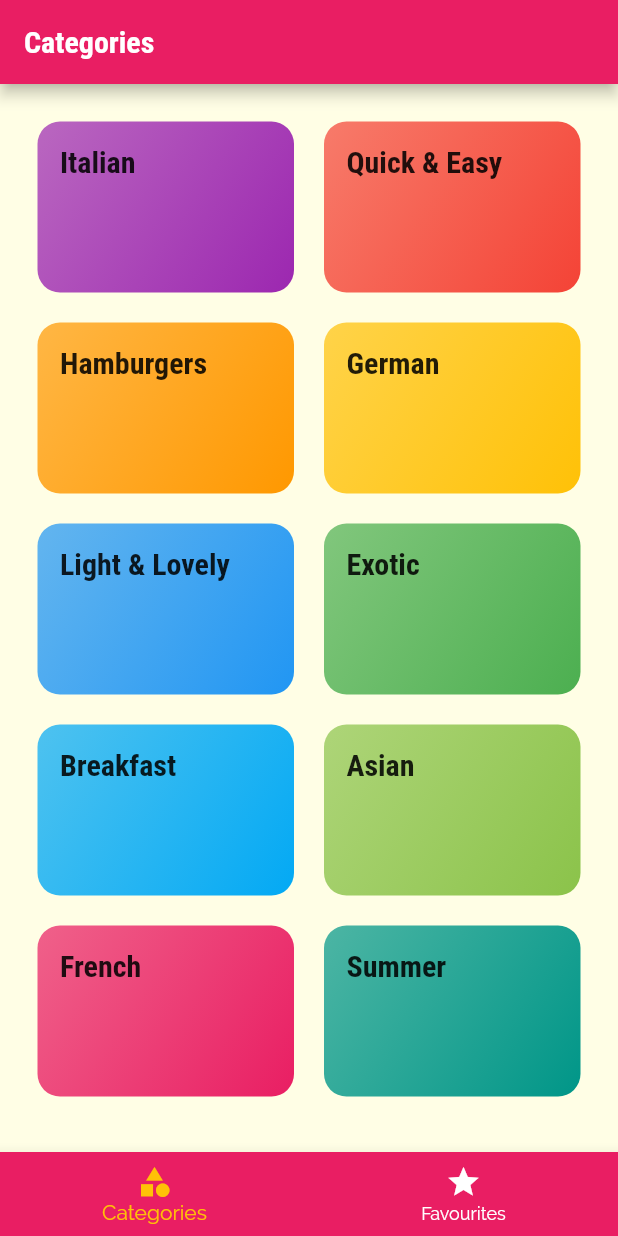
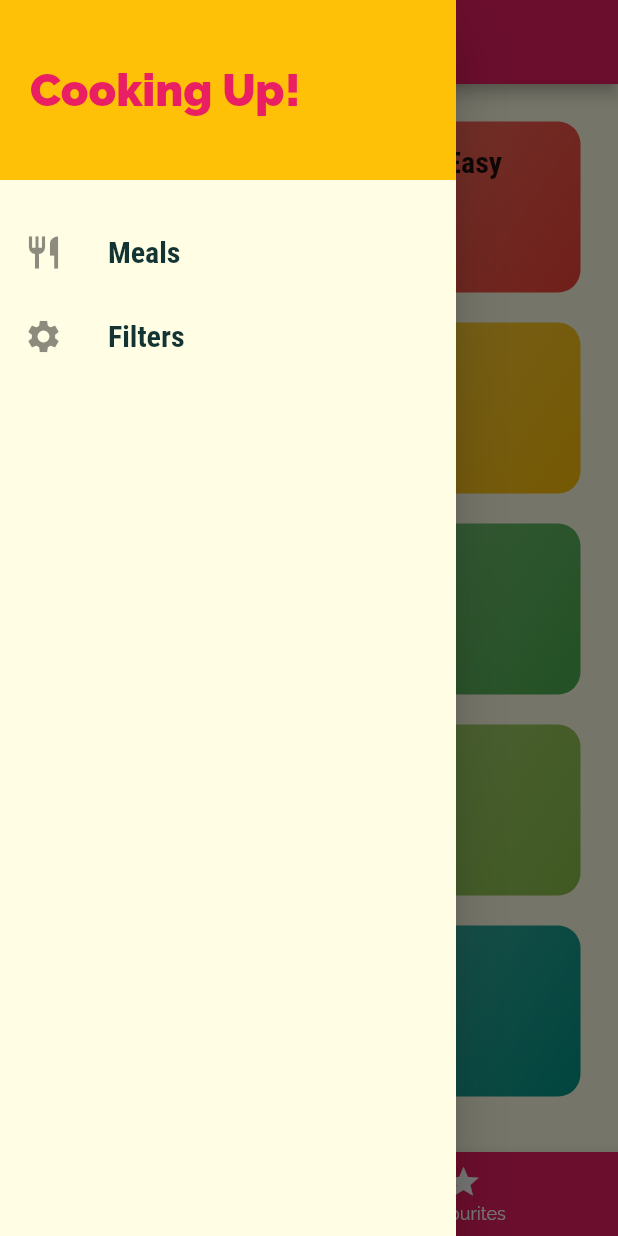
Before and after one commit to sambhav37/meals_flutter_app, a Flutter app: the screen it shows after launch, with the side drawer open (before the commit the screen has no drawer), on a phone screen of 412 x 824 dp. Run offline on Flutter 3.47's test engine with Material 2 defaults, Android fonts, the phone set to English and light mode, and no system bars.

Commit message:
Adding Drawer

```diff
--- a/lib/screens/tabs_screen.dart
+++ b/lib/screens/tabs_screen.dart
@@ -1,4 +1,5 @@
 import 'package:flutter/material.dart';
+import 'package:flutter_complete_guide/widgets/main_drawer.dart';
 import './favorites_screen.dart';
 import './categories_screen.dart';
 
@@ -33,6 +34,7 @@ class _TabsScreenState extends State<TabsScreen> {
       appBar: AppBar(
         title: Text(_pages[_selectedPageIndex]['title']),
       ),
+      drawer: MainDrawer(),
       body: _pages[_selectedPageIndex]['page'],
       bottomNavigationBar: BottomNavigationBar(
         onTap: _selectPage, // automatically gives index
--- /dev/null
+++ b/lib/widgets/main_drawer.dart
@@ -0,0 +1,56 @@
+import 'package:flutter/material.dart';
+
+class MainDrawer extends StatelessWidget {
+  Widget buildListTile(String title, IconData icon) {
+    return ListTile(
+      leading: Icon(
+        icon,
+        size: 26,
+      ),
+      title: Text(
+        title,
+        style: TextStyle(
+          fontFamily: 'RobotoCondensed',
+          fontSize: 20,
+          fontWeight: FontWeight.bold,
+        ),
+      ),
+      onTap: () {},
+    );
+  }
+
+  @override
+  Widget build(BuildContext context) {
+    return Drawer(
+      child: Column(
+        children: <Widget>[
+          Container(
+            height: 120,
+            width: double.infinity,
+            padding: EdgeInsets.all(20),
+            alignment: Alignment.centerLeft,
+            color: Theme.of(context).accentColor,
+            child: Text(
+              'Cooking Up!',
+              style: TextStyle(
+                  fontWeight: FontWeight.w900,
+                  fontSize: 30,
+                  color: Theme.of(context).primaryColor),
+            ),
+          ),
+          SizedBox(
+            height: 20,
+          ),
+          buildListTile(
+            'Meals',
+            Icons.restaurant,
+          ),
+          buildListTile(
+            'Filters',
+            Icons.settings,
+          ),
+        ],
+      ),
+    );
+  }
+}
```
